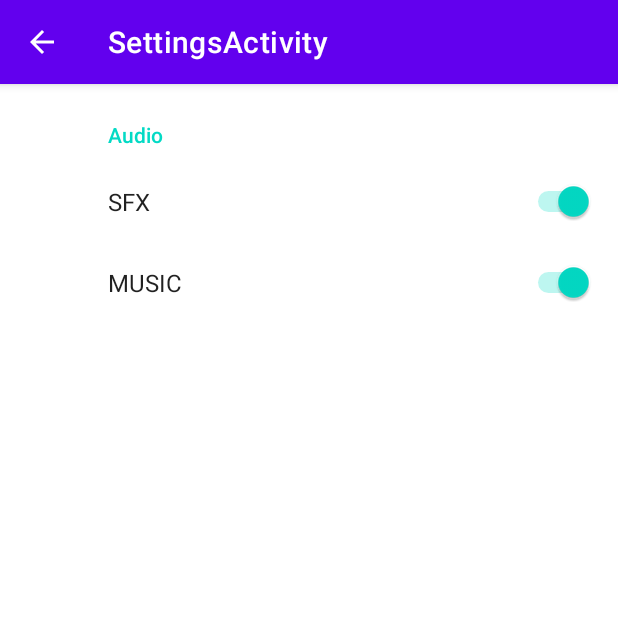
After one commit to dotNote-2022/dotQuiz, an Android app: the SettingsActivity screen opened directly, with no data from a screen before it, on a phone screen of 412 x 824 dp, the top half of it. The commit adds this screen. Run offline under Robolectric (Android 15) with nearby library versions, the phone set to English and light mode, and no system bars; our stand-ins replace androidx.preference.

Commit message:
Add preferences

```diff
--- a/app/build.gradle
+++ b/app/build.gradle
@@ -41,6 +41,7 @@ dependencies {
     implementation 'androidx.navigation:navigation-fragment:2.3.5'
     implementation 'androidx.navigation:navigation-ui:2.3.5'
     implementation 'androidx.legacy:legacy-support-v4:1.0.0'
+    implementation 'androidx.preference:preference:1.1.1'
     testImplementation 'junit:junit:4.13.2'
     androidTestImplementation 'androidx.test.ext:junit:1.1.3'
     androidTestImplementation 'androidx.test.espresso:espresso-core:3.4.0'
--- a/app/src/main/AndroidManifest.xml
+++ b/app/src/main/AndroidManifest.xml
@@ -8,6 +8,10 @@
         android:roundIcon="@mipmap/ic_launcher_round"
         android:supportsRtl="true"
         android:theme="@style/Theme.DotNote">
+        <activity
+            android:name="com.example.dotnote.ui.settings.SettingsActivity"
+            android:exported="false"
+            android:label="@string/title_activity_settings" />
         <activity
             android:name="com.example.dotnote.ui.endingscreen.GameEndActivity"
             android:exported="false" />
--- a/app/src/main/java/com/example/dotnote/MainActivity.java
+++ b/app/src/main/java/com/example/dotnote/MainActivity.java
@@ -59,7 +59,7 @@ public class MainActivity extends AppCompatActivity {
         // Passing each menu ID as a set of Ids because each
         // menu should be considered as top level destinations.
         mAppBarConfiguration = new AppBarConfiguration.Builder(
-                R.id.nav_home, R.id.nav_gallery, R.id.nav_slideshow)
+                R.id.nav_home, R.id.nav_scoreboard, R.id.nav_settings)
                 .setOpenableLayout(drawer)
                 .build();
         NavController navController = Navigation.findNavController(this, R.id.nav_host_fragment_content_main);
--- a/app/src/main/java/com/example/dotnote/business_logic/Constants.java
+++ b/app/src/main/java/com/example/dotnote/business_logic/Constants.java
@@ -89,7 +89,6 @@ public class Constants {
             new Question("What year was the first Toy Story film released in cinemas?/1995/1999/2001/1992/1995/Movies_and_Series/false/none"),
             new Question("What year was the very first model of the iPhone released?/2004/2008/2009/2007/2007/Sports/false/none"),
             new Question("When was the band System of a Down formed?/1988/1987/1990/1992/1988/Music/false/none"),
-            new Question("When were System of A Down formed?/1988/1987/1990/1992/1988/Music/false/none"),
             new Question("Which actor broke two toes whilst filming The Lord of the Rings: The Two Towers?/Viggo Mortensen/Elijah Wood/Ian McKellen/Orlando Bloom/Viggo Mortensen/Movies_and_Series/false/none"),
             new Question("Which chemical element is historically known as quicksilver?/Platinum/Mercury/Silver/Gold/Mercury/Science/false/none"),
             new Question("Which computer programming language was known for its \"turtle graphics\"?/Logo/Python/COBOL/C++/Logo/Technology/false/none"),
--- /dev/null
+++ b/app/src/main/java/com/example/dotnote/ui/settings/SettingsActivity.java
@@ -0,0 +1,48 @@
+package com.example.dotnote.ui.settings;
+
+import android.content.SharedPreferences;
+import android.os.Bundle;
+
+import androidx.appcompat.app.ActionBar;
+import androidx.appcompat.app.AppCompatActivity;
+import androidx.preference.PreferenceFragmentCompat;
+
+import com.example.dotnote.R;
+import com.example.dotnote.business_logic.MusicManager;
+
+import java.util.Objects;
+
+public class SettingsActivity extends AppCompatActivity {
+
+    @Override
+    protected void onCreate(Bundle savedInstanceState) {
+        super.onCreate(savedInstanceState);
+        setContentView(R.layout.settings_activity);
+        if (savedInstanceState == null) {
+            getSupportFragmentManager()
+                    .beginTransaction()
+                    .replace(R.id.settings, new SettingsFragment())
+                    .commit();
+        }
+        ActionBar actionBar = getSupportActionBar();
+        if (actionBar != null) {
+            actionBar.setDisplayHomeAsUpEnabled(true);
+        }
+    }
+
+    public static class SettingsFragment extends PreferenceFragmentCompat {
+        @Override
+        public void onCreatePreferences(Bundle savedInstanceState, String rootKey) {
+            setPreferencesFromResource(R.xml.root_preferences, rootKey);
+            SharedPreferences settings = requireContext().getSharedPreferences("root_preferences", MODE_PRIVATE);
+            SharedPreferences.Editor editor = settings.edit();
+            getPreferenceManager().getSharedPreferences().registerOnSharedPreferenceChangeListener((sharedPreferences, s) -> {
+                editor.putBoolean(s, sharedPreferences.getBoolean(s, false));
+                editor.apply();
+                editor.commit();
+            });
+        }
+
+    }
+
+}
--- /dev/null
+++ b/app/src/main/res/layout/settings_activity.xml
@@ -0,0 +1,9 @@
+<LinearLayout xmlns:android="http://schemas.android.com/apk/res/android"
+    android:layout_width="match_parent"
+    android:layout_height="match_parent">
+
+    <FrameLayout
+        android:id="@+id/settings"
+        android:layout_width="match_parent"
+        android:layout_height="match_parent" />
+</LinearLayout>
--- a/app/src/main/res/menu/activity_main_drawer.xml
+++ b/app/src/main/res/menu/activity_main_drawer.xml
@@ -12,5 +12,10 @@
             android:id="@+id/nav_scoreboard"
             android:icon="@drawable/ic_menu_scoreboard"
             android:title="Scoreboard" />
+
+        <item
+            android:id="@+id/nav_settings"
+            android:icon="@drawable/ic_baseline_settings_24"
+            android:title="@string/menu_settings" />
     </group>
 </menu>
--- a/app/src/main/res/values/strings.xml
+++ b/app/src/main/res/values/strings.xml
@@ -11,9 +11,19 @@
     <string name="menu_gallery">Gallery</string>
     <string name="menu_slideshow">Slideshow</string>
     <string name="menu_tools">Scoreboard</string>
+    <string name="menu_settings">Settings</string>
     <string name="insufficient_points">You don\'t have enough points for that!</string>
     <string name="question_shuffled">Question shuffled!</string>
     <string name="scoreboard_alltime">All-time: </string>
     <!-- TODO: Remove or change this placeholder text -->
     <string name="hello_blank_fragment">Hello blank fragment</string>
+    <string name="title_activity_settings">SettingsActivity</string>
+
+    <!-- Preference Titles -->
+    <string name="audio_header">Audio</string>
+
+    <!-- Messages Preferences -->
+    <string name="sfx_title">SFX</string>
+    <string name="music_title">MUSIC</string>
+
 </resources>
--- /dev/null
+++ b/app/src/main/res/xml/root_preferences.xml
@@ -0,0 +1,17 @@
+<PreferenceScreen xmlns:android="http://schemas.android.com/apk/res/android"
+    xmlns:app="http://schemas.android.com/apk/res-auto">
+
+    <PreferenceCategory app:title="@string/audio_header">
+
+        <SwitchPreference
+            android:defaultValue="true"
+            android:key="sfx"
+            android:title="@string/sfx_title" />
+        <SwitchPreference
+            android:defaultValue="true"
+            android:key="music"
+            android:title="@string/music_title" />
+
+    </PreferenceCategory>
+
+</PreferenceScreen>
```
Also changed, not shown: app/src/main/java/com/example/dotnote/business_logic/MusicManager.java (added, +68 -0 lines), app/src/main/java/com/example/dotnote/business_logic/MusicTrack.java (added, +23 -0 lines), app/src/main/java/com/example/dotnote/ui/endingscreen/GameEndActivity.java (+4 -6 lines), app/src/main/java/com/example/dotnote/ui/gamescreen/GameActivity.java (+11 -11 lines), app/src/main/res/drawable/ic_baseline_settings_24.xml (added, +10 -0 lines), app/src/main/res/layout/activity_game.xml (+45 -43 lines), app/src/main/res/navigation/mobile_navigation.xml (+6 -12 lines), app/src/main/res/values/arrays.xml (added, +12 -0 lines).
